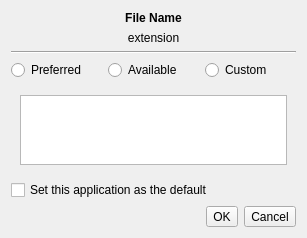
This is lumina-open/LFileDialog.ui in lumina-desktop/lumina as Qt 5 draws it before an edit. The edited form follows.
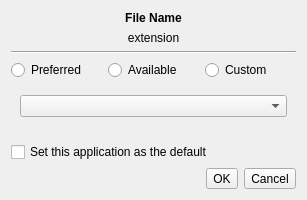
This is the edited form. The open tabs and pages were chosen to show the change. Icons and pictures are not drawn.

Commit message: Change the application selection widget in lumina-open. Now it is a combobox with clearly labelled categories of applications.

The edit to the form file:
```diff
--- a/lumina-open/LFileDialog.ui
+++ b/lumina-open/LFileDialog.ui
@@ -7,7 +7,7 @@
     <x>0</x>
     <y>0</y>
     <width>307</width>
-    <height>216</height>
+    <height>200</height>
    </rect>
   </property>
   <property name="windowTitle">
@@ -93,34 +93,20 @@
      <widget class="QWidget" name="page_avail">
       <layout class="QVBoxLayout" name="verticalLayout_2">
        <item>
-        <widget class="QTreeWidget" name="tree_apps">
-         <property name="iconSize">
+        <widget class="QComboBox" name="combo_apps"/>
+       </item>
+       <item>
+        <spacer name="verticalSpacer_3">
+         <property name="orientation">
+          <enum>Qt::Vertical</enum>
+         </property>
+         <property name="sizeHint" stdset="0">
           <size>
            <width>20</width>
-           <height>20</height>
+           <height>40</height>
           </size>
          </property>
-         <property name="textElideMode">
-          <enum>Qt::ElideRight</enum>
-         </property>
-         <property name="indentation">
-          <number>10</number>
-         </property>
-         <property name="uniformRowHeights">
-          <bool>false</bool>
-         </property>
-         <property name="sortingEnabled">
-          <bool>false</bool>
-         </property>
-         <property name="headerHidden">
-          <bool>true</bool>
-         </property>
-         <column>
-          <property name="text">
-           <string notr="true">1</string>
-          </property>
-         </column>
-        </widget>
+        </spacer>
        </item>
       </layout>
      </widget>
```
The commit also changes 1 other file.
